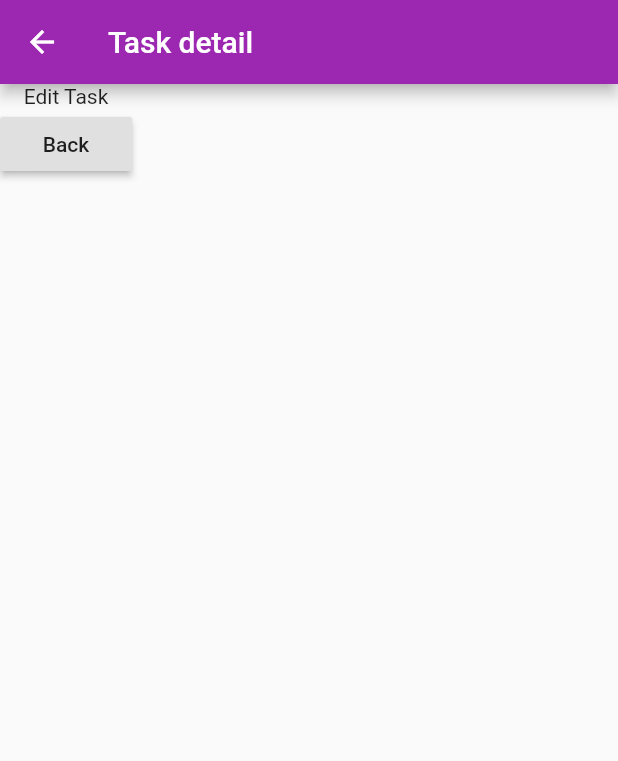
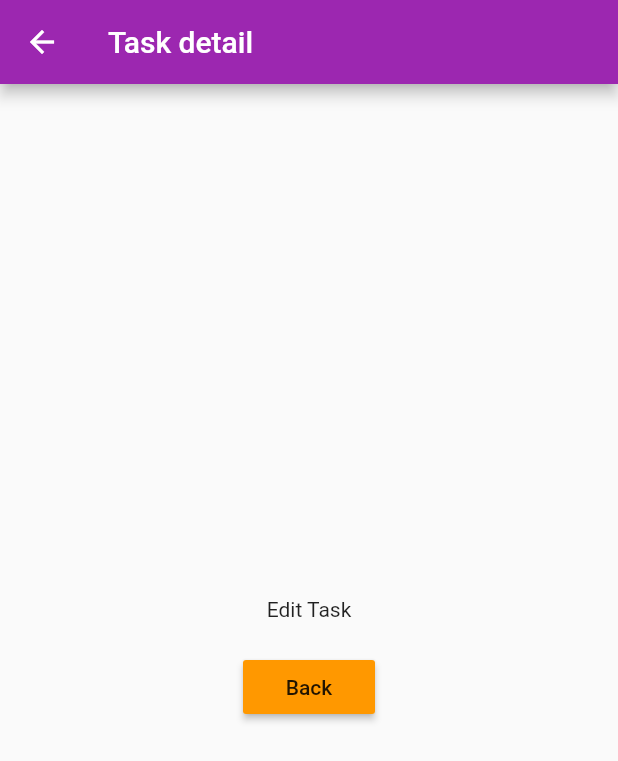
Before and after one commit to lucasdutraf/Scheduler, a Flutter app: the TaskPage screen opened directly, on a phone screen of 412 x 824 dp. Shown: the top 761 px of the screen. Run offline on Flutter 3.47's test engine with Material 2 defaults, Android fonts, the phone set to English and light mode, and no system bars.

Commit message:
Style edit task screen

```diff
--- a/lib/pages/task.dart
+++ b/lib/pages/task.dart
@@ -8,15 +8,25 @@ class TaskPage extends StatelessWidget {
       appBar: AppBar(
         title: Text('Task detail'),
       ),
-      body: Column(
+      body: Center (
+        child: Column (
+          mainAxisAlignment: MainAxisAlignment.center,
           children: <Widget>[
-          Text('Edit Task'),
-          RaisedButton(
+            Container(
+              padding: EdgeInsets.all(10.0),
+              child: Text('Edit Task')
+            ),
+            Container (
+              padding: EdgeInsets.all(10.0),
+              child: RaisedButton (
+                color: Theme.of(context).accentColor,
                 child: Text('Back'),
                 onPressed: () => Navigator.pop(context),
+              ),
             )
           ]
         ),
+      )
     );
   }
 }
```
Lines whose indentation alone changed are shown as unchanged.
